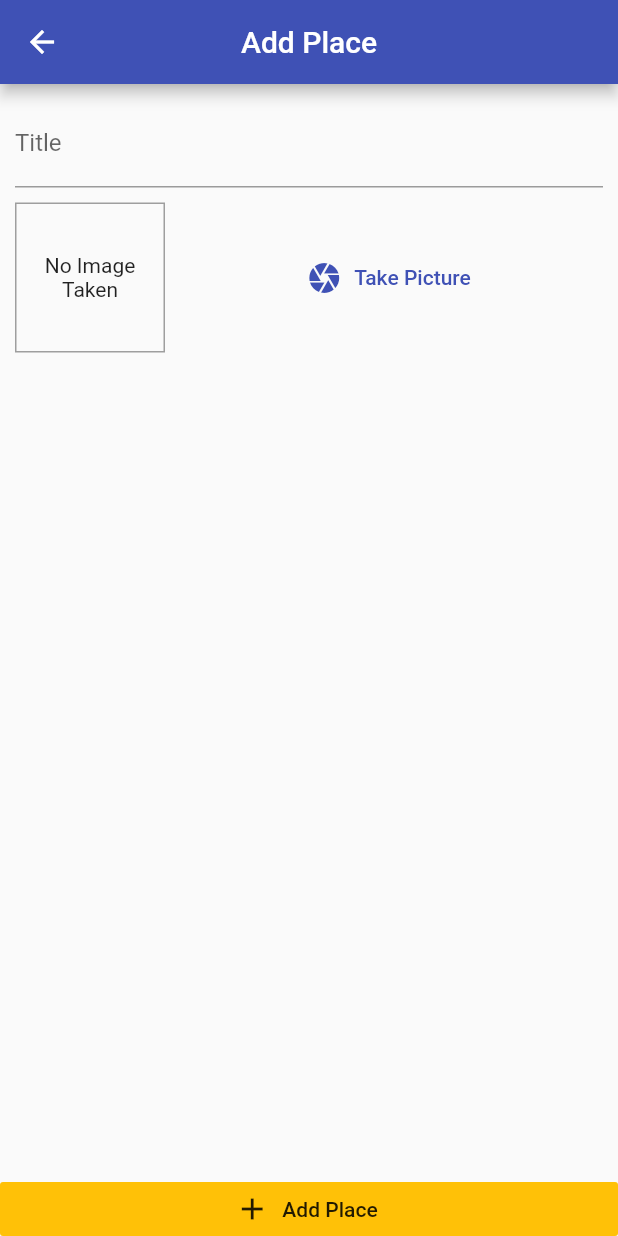
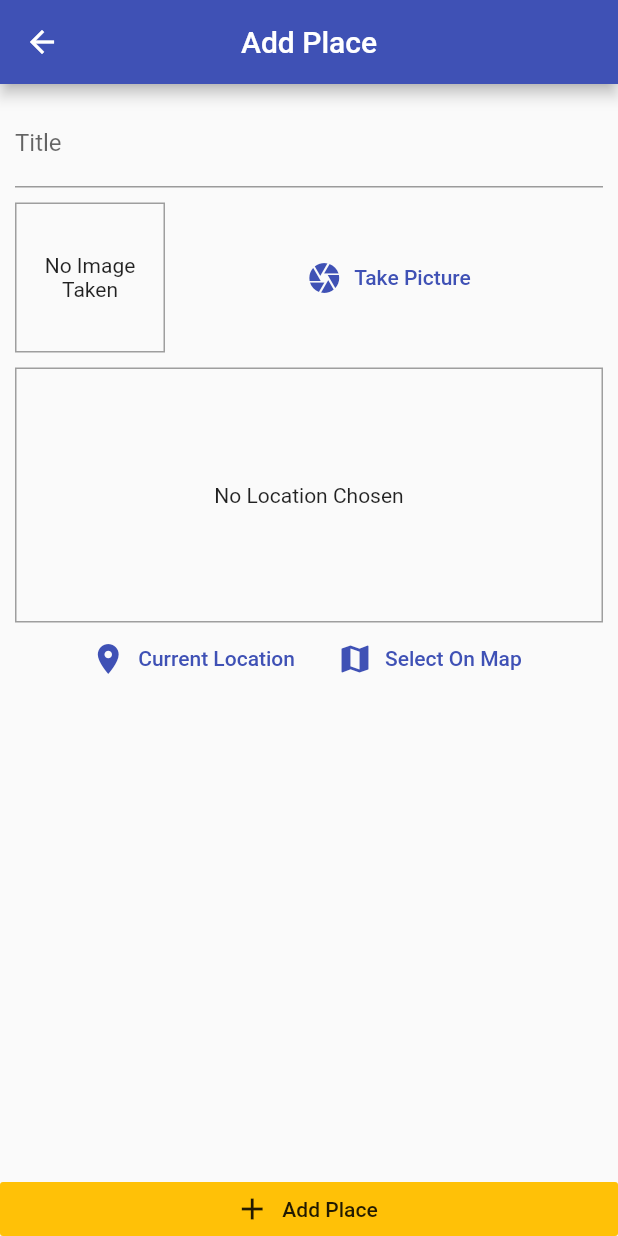
Before and after one commit to officer47p/great-places, a Flutter app: the AddPlaceScreen screen opened by its route, on a phone screen of 412 x 824 dp. Run offline on Flutter 3.47's test engine with Material 2 defaults, Android fonts, the phone set to English and light mode, and no system bars; our stand-ins replace image_picker, location, sqflite; accounts and stored records are empty.

Commit message:
added location library, now getting the user's location by pressing the 'Current Location' button

```diff
--- a/lib/screens/add_place_screen.dart
+++ b/lib/screens/add_place_screen.dart
@@ -3,6 +3,7 @@
 import "dart:io";
 
 import '../widgets/image_input.dart';
+import '../widgets/location_input.dart';
 import '../providers/great_places.dart';
 
 class AddPlaceScreen extends StatefulWidget {
@@ -51,6 +52,10 @@
                       height: 10,
                     ),
                     ImageInput(_selectImage),
+                    SizedBox(
+                      height: 10,
+                    ),
+                    LocationInput(),
                   ],
                 ),
               ),
--- /dev/null
+++ b/lib/widgets/location_input.dart
@@ -0,0 +1,82 @@
+import 'package:flutter/material.dart';
+import 'package:location/location.dart';
+
+class LocationInput extends StatefulWidget {
+  @override
+  _LocationInputState createState() => _LocationInputState();
+}
+
+class _LocationInputState extends State<LocationInput> {
+  String _previewImageUrl;
+
+  Future<void> getCurrentUserLocation() async {
+    Location location = Location();
+
+    bool _serviceEnabled;
+    PermissionStatus _permissionGranted;
+    LocationData _locationData;
+
+    _serviceEnabled = await location.serviceEnabled();
+    if (!_serviceEnabled) {
+      _serviceEnabled = await location.requestService();
+      if (!_serviceEnabled) {
+        return;
+      }
+    }
+
+    _permissionGranted = await location.hasPermission();
+    if (_permissionGranted == PermissionStatus.denied) {
+      _permissionGranted = await location.requestPermission();
+      if (_permissionGranted != PermissionStatus.granted) {
+        return;
+      }
+    }
+
+    _locationData = await location.getLocation();
+    print(
+        "Latitude: ${_locationData.latitude}, Longitude: ${_locationData.longitude}");
+  }
+
+  @override
+  Widget build(BuildContext context) {
+    return Column(
+      children: [
+        Container(
+          width: double.infinity,
+          height: 170,
+          alignment: Alignment.center,
+          decoration: BoxDecoration(
+            border: Border.all(width: 1, color: Colors.grey),
+          ),
+          child: _previewImageUrl == null
+              ? Text(
+                  "No Location Chosen",
+                  textAlign: TextAlign.center,
+                )
+              : Image.network(
+                  _previewImageUrl,
+                  // width: double.infinity,
+                  fit: BoxFit.cover,
+                ),
+        ),
+        Row(
+          mainAxisAlignment: MainAxisAlignment.center,
+          children: [
+            FlatButton.icon(
+              onPressed: getCurrentUserLocation,
+              icon: Icon(Icons.location_on),
+              label: Text("Current Location"),
+              textColor: Theme.of(context).primaryColor,
+            ),
+            FlatButton.icon(
+              onPressed: () {},
+              icon: Icon(Icons.map),
+              label: Text("Select On Map"),
+              textColor: Theme.of(context).primaryColor,
+            )
+          ],
+        )
+      ],
+    );
+  }
+}
--- a/pubspec.yaml
+++ b/pubspec.yaml
@@ -33,6 +33,7 @@
   path_provider: ^1.6.14
   path: ^1.7.0
   sqflite: ^1.3.0
+  location: ^3.0.0
 
 dev_dependencies:
   flutter_test:
```
Also changed, not shown: lib/providers/great_places.dart (+5 -2 lines), pubspec.lock.
